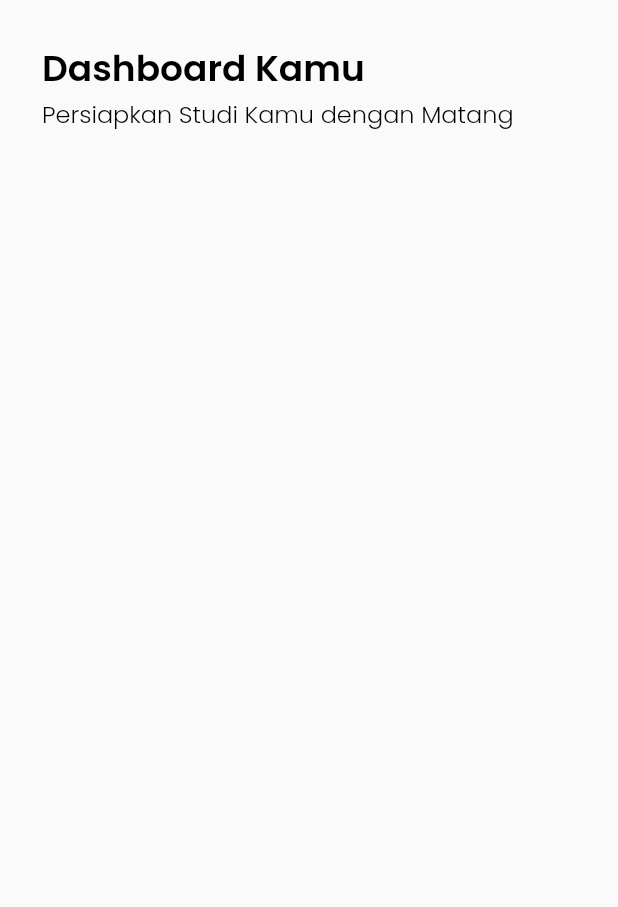
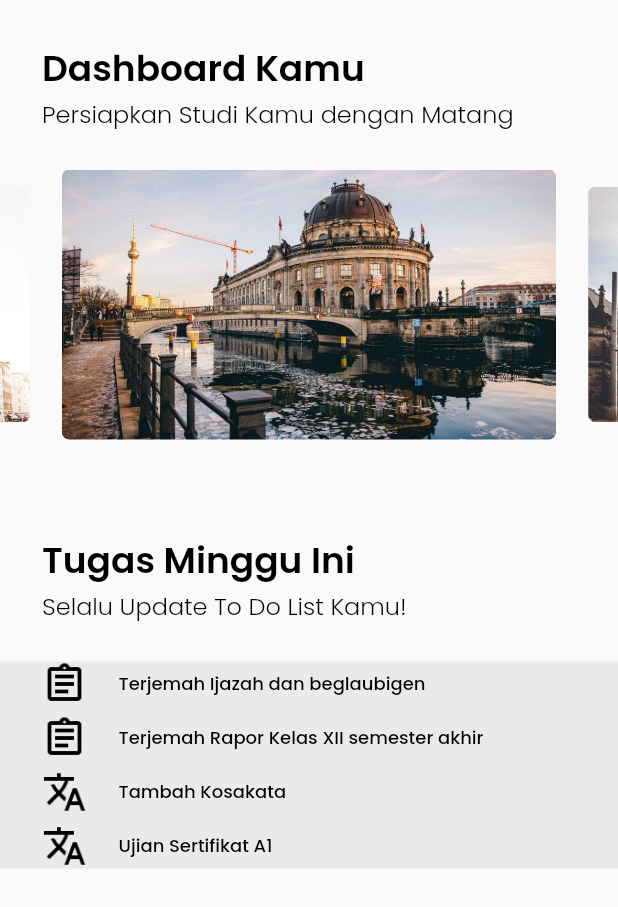
Before and after one commit to adibwaluya/NusaplannerMobileApp, a Flutter app: the screen it shows after launch, on a phone screen of 412 x 824 dp. Shown: the top 907 px of the screen. Run offline on Flutter 3.47's test engine with Material 2 defaults, Android fonts, the phone set to English and light mode, and no system bars; drawn by our look-alikes of carousel_slider; our stand-ins replace google_fonts.

Commit message:
added two sections on feedpage and carousel slider

```diff
--- a/nusaplanner_app/lib/models/carousel_model.dart
+++ b/nusaplanner_app/lib/models/carousel_model.dart
@@ -1,3 +1,4 @@
+import 'package:carousel_slider/carousel_slider.dart';
 import 'package:flutter/material.dart';
 
 class CarouselModel extends StatelessWidget {
@@ -5,6 +6,52 @@ class CarouselModel extends StatelessWidget {
 
   @override
   Widget build(BuildContext context) {
-    return Container();
+    return Container(
+      child: CarouselSlider(
+        items: [
+          Container(
+            padding: EdgeInsets.all(6.0),
+            decoration: BoxDecoration(
+              borderRadius: BorderRadius.circular(5.0),
+              image: DecorationImage(
+                image: AssetImage('assets/images/Kelas_1_sample.png'),
+                fit: BoxFit.cover,
+              ),
+            ),
+          ),
+          Container(
+            padding: EdgeInsets.all(6.0),
+            width: MediaQuery.of(context).size.width,
+            decoration: BoxDecoration(
+              borderRadius: BorderRadius.circular(5.0),
+              image: DecorationImage(
+                image: AssetImage('assets/images/Kelas_2_sample.png'),
+                fit: BoxFit.cover,
+              ),
+            ),
+          ),
+          Container(
+            padding: EdgeInsets.all(6.0),
+            decoration: BoxDecoration(
+              borderRadius: BorderRadius.circular(5.0),
+              image: DecorationImage(
+                image: AssetImage('assets/images/Kelas_3_sample.png'),
+                fit: BoxFit.cover,
+              ),
+            ),
+          ),
+        ],
+        options: CarouselOptions(
+          height: 180.0,
+          enlargeCenterPage: true,
+          autoPlay: true,
+          aspectRatio: 16 / 9,
+          autoPlayCurve: Curves.fastOutSlowIn,
+          enableInfiniteScroll: true,
+          autoPlayAnimationDuration: Duration(milliseconds: 800),
+          viewportFraction: 0.8,
+        ),
+      ),
+    );
   }
 }
--- a/nusaplanner_app/lib/pages/Feed/feed_page.dart
+++ b/nusaplanner_app/lib/pages/Feed/feed_page.dart
@@ -1,4 +1,5 @@
 import 'package:flutter/material.dart';
+import 'package:nusaplanner_app/models/carousel_model.dart';
 import 'package:nusaplanner_app/theme.dart';
 
 class FeedPage extends StatelessWidget {
@@ -8,27 +9,147 @@ class FeedPage extends StatelessWidget {
   Widget build(BuildContext context) {
     return Scaffold(
       body: SafeArea(
-          child: Padding(
-        padding: EdgeInsets.symmetric(
-          vertical: edge,
-          horizontal: edge,
-        ),
-        child: ListView(
-          children: [
-            Text(
+          child: ListView(
+        children: [
+          Padding(
+            padding: EdgeInsets.only(left: edge, top: edge),
+            child: Text(
               'Dashboard Kamu',
               style: blackSemiBoldTextStyle.copyWith(
                 fontSize: 24,
               ),
             ),
-            Text(
+          ),
+          Padding(
+            padding: EdgeInsets.only(left: edge),
+            child: Text(
               'Persiapkan Studi Kamu dengan Matang',
               style: greyTextStyle.copyWith(
                 fontSize: 16,
               ),
-            )
-          ],
-        ),
+            ),
+          ),
+          SizedBox(
+            height: spaceToHeader,
+          ),
+          CarouselModel(),
+          SizedBox(
+            height: spaceBetweenSection,
+          ),
+          Padding(
+            padding: EdgeInsets.only(left: edge, top: edge),
+            child: Text(
+              'Tugas Minggu Ini',
+              style: blackSemiBoldTextStyle.copyWith(
+                fontSize: 24,
+              ),
+            ),
+          ),
+          Padding(
+            padding: EdgeInsets.only(left: edge),
+            child: Text(
+              'Selalu Update To Do List Kamu!',
+              style: greyTextStyle.copyWith(
+                fontSize: 16,
+              ),
+            ),
+          ),
+          SizedBox(
+            height: spaceToHeader,
+          ),
+          Container(
+            color: greyColor,
+            child: Column(
+              children: [
+                Padding(
+                  padding: EdgeInsets.only(left: edge),
+                  child: Row(
+                    children: [
+                      Image.asset(
+                        'assets/icons/Document_icon.png',
+                        width: 30,
+                        height: 30,
+                      ),
+                      SizedBox(
+                        width: spaceIconText,
+                      ),
+                      Text(
+                        'Terjemah Ijazah dan beglaubigen',
+                        style: blackMediumTextStyle.copyWith(fontSize: 12),
+                      ),
+                    ],
+                  ),
+                ),
+                SizedBox(
+                  height: 6,
+                ),
+                Padding(
+                  padding: EdgeInsets.only(left: edge),
+                  child: Row(
+                    children: [
+                      Image.asset(
+                        'assets/icons/Document_icon.png',
+                        width: 30,
+                        height: 30,
+                      ),
+                      SizedBox(
+                        width: spaceIconText,
+                      ),
+                      Text(
+                        'Terjemah Rapor Kelas XII semester akhir',
+                        style: blackMediumTextStyle.copyWith(fontSize: 12),
+                      ),
+                    ],
+                  ),
+                ),
+                SizedBox(
+                  height: 6,
+                ),
+                Padding(
+                  padding: EdgeInsets.only(left: edge),
+                  child: Row(
+                    children: [
+                      Image.asset(
+                        'assets/icons/Translate_icon.png',
+                        width: 30,
+                        height: 30,
+                      ),
+                      SizedBox(
+                        width: spaceIconText,
+                      ),
+                      Text(
+                        'Tambah Kosakata',
+                        style: blackMediumTextStyle.copyWith(fontSize: 12),
+                      ),
+                    ],
+                  ),
+                ),
+                SizedBox(
+                  height: 6,
+                ),
+                Padding(
+                  padding: EdgeInsets.only(left: edge),
+                  child: Row(
+                    children: [
+                      Image.asset(
+                        'assets/icons/Translate_icon.png',
+                        width: 30,
+                        height: 30,
+                      ),
+                      SizedBox(
+                        width: spaceIconText,
+                      ),
+                      Text(
+                        'Ujian Sertifikat A1',
+                        style: blackMediumTextStyle.copyWith(fontSize: 12),
+                      ),
+                    ],
+                  ),
+                ),
+              ],
+            ),
+          ),
+        ],
       )),
     );
   }
--- a/nusaplanner_app/lib/theme.dart
+++ b/nusaplanner_app/lib/theme.dart
@@ -11,6 +11,9 @@ Color whiteColor = Color(0xffFFFFFF);
 Color blackColor = Color(0xff000000);
 
 double edge = 28;
+double spaceToHeader = 25;
+double spaceBetweenSection = 35;
+double spaceIconText = 21;
 
 TextStyle blackSemiBoldTextStyle = GoogleFonts.poppins(
   fontWeight: FontWeight.w600,
@@ -19,6 +22,11 @@ TextStyle blackSemiBoldTextStyle = GoogleFonts.poppins(
 
 TextStyle blackRegularTextStyle = GoogleFonts.poppins(
   fontWeight: FontWeight.w400,
+  color: blackColor,
+);
+
+TextStyle blackMediumTextStyle = GoogleFonts.poppins(
+  fontWeight: FontWeight.w500,
   color: blackColor,
 );
 
--- a/nusaplanner_app/pubspec.yaml
+++ b/nusaplanner_app/pubspec.yaml
@@ -48,7 +48,8 @@ flutter:
 
   # To add assets to your application, add an assets section, like this:
   assets:
-    - assets/
+    - assets/images/
+    - assets/icons/
   #   - images/a_dot_ham.jpeg
 
   # An image asset can refer to one or more resolution-specific "variants", see
```
Also changed, not shown: nusaplanner_app/assets/images/Kelas_1.jpg (deleted), nusaplanner_app/assets/images/Kelas_1_sample.png (added), nusaplanner_app/assets/images/Kelas_2.jpg (deleted), nusaplanner_app/assets/images/Kelas_2_sample.png (added), nusaplanner_app/assets/images/Kelas_3.jpg (deleted), nusaplanner_app/assets/images/Kelas_3_sample.png (added).
